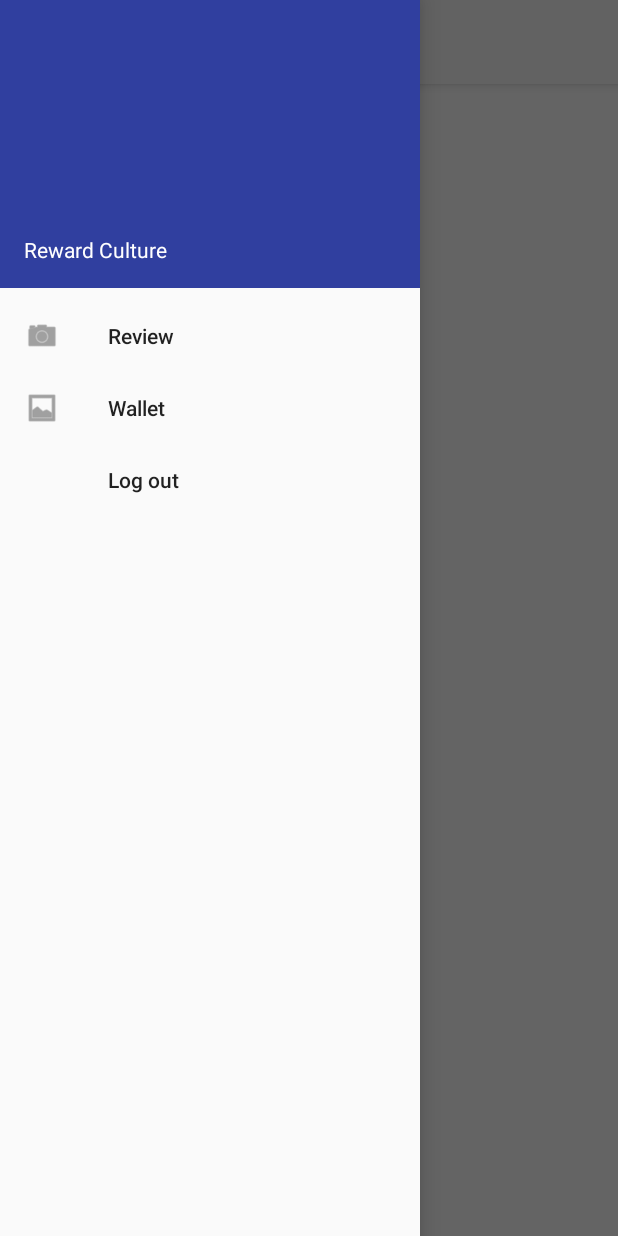
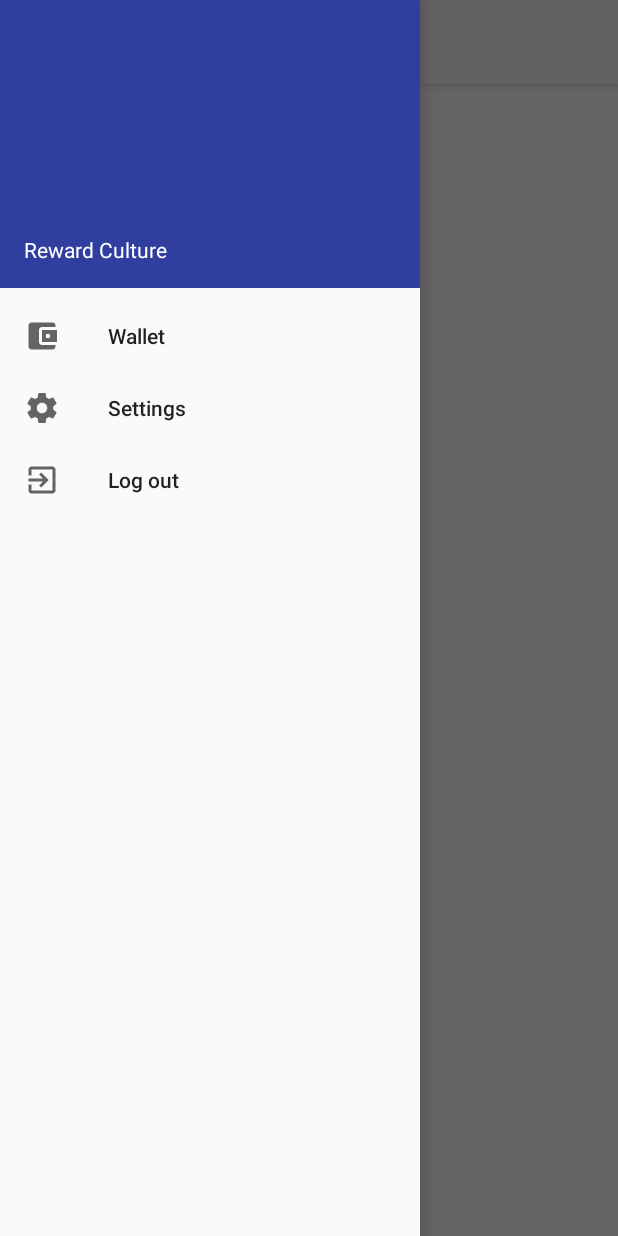
Before and after one commit to trungngv/rewardculture, an Android app: the screen it shows after launch (MainActivity), with the side drawer open, on a phone screen of 412 x 824 dp. Run offline under Robolectric (Android 15) with nearby library versions, the phone set to English and light mode, and no system bars; our stand-ins replace ButterKnife, Firebase (no records; nobody signed in at launch, a user with empty details on screens opened directly); libraries missing offline, so code that uses them is left out: com.firebase.ui, com.ost, com.ost.services; 3 statements that could not run were skipped.

Commit message:
Make navigation drawer menu real

```diff
--- /dev/null
+++ b/app/src/main/res/drawable/ic_logout.xml
@@ -0,0 +1,9 @@
+<vector xmlns:android="http://schemas.android.com/apk/res/android"
+        android:width="24dp"
+        android:height="24dp"
+        android:viewportWidth="24.0"
+        android:viewportHeight="24.0">
+    <path
+        android:fillColor="#FF000000"
+        android:pathData="M10.09,15.59L11.5,17l5,-5 -5,-5 -1.41,1.41L12.67,11H3v2h9.67l-2.58,2.59zM19,3H5c-1.11,0 -2,0.9 -2,2v4h2V5h14v14H5v-4H3v4c0,1.1 0.89,2 2,2h14c1.1,0 2,-0.9 2,-2V5c0,-1.1 -0.9,-2 -2,-2z"/>
+</vector>
--- /dev/null
+++ b/app/src/main/res/drawable/ic_settings.xml
@@ -0,0 +1,9 @@
+<vector xmlns:android="http://schemas.android.com/apk/res/android"
+        android:width="24dp"
+        android:height="24dp"
+        android:viewportWidth="24.0"
+        android:viewportHeight="24.0">
+    <path
+        android:fillColor="#FF000000"
+        android:pathData="M19.43,12.98c0.04,-0.32 0.07,-0.64 0.07,-0.98s-0.03,-0.66 -0.07,-0.98l2.11,-1.65c0.19,-0.15 0.24,-0.42 0.12,-0.64l-2,-3.46c-0.12,-0.22 -0.39,-0.3 -0.61,-0.22l-2.49,1c-0.52,-0.4 -1.08,-0.73 -1.69,-0.98l-0.38,-2.65C14.46,2.18 14.25,2 14,2h-4c-0.25,0 -0.46,0.18 -0.49,0.42l-0.38,2.65c-0.61,0.25 -1.17,0.59 -1.69,0.98l-2.49,-1c-0.23,-0.09 -0.49,0 -0.61,0.22l-2,3.46c-0.13,0.22 -0.07,0.49 0.12,0.64l2.11,1.65c-0.04,0.32 -0.07,0.65 -0.07,0.98s0.03,0.66 0.07,0.98l-2.11,1.65c-0.19,0.15 -0.24,0.42 -0.12,0.64l2,3.46c0.12,0.22 0.39,0.3 0.61,0.22l2.49,-1c0.52,0.4 1.08,0.73 1.69,0.98l0.38,2.65c0.03,0.24 0.24,0.42 0.49,0.42h4c0.25,0 0.46,-0.18 0.49,-0.42l0.38,-2.65c0.61,-0.25 1.17,-0.59 1.69,-0.98l2.49,1c0.23,0.09 0.49,0 0.61,-0.22l2,-3.46c0.12,-0.22 0.07,-0.49 -0.12,-0.64l-2.11,-1.65zM12,15.5c-1.93,0 -3.5,-1.57 -3.5,-3.5s1.57,-3.5 3.5,-3.5 3.5,1.57 3.5,3.5 -1.57,3.5 -3.5,3.5z"/>
+</vector>
--- /dev/null
+++ b/app/src/main/res/drawable/ic_wallet.xml
@@ -0,0 +1,9 @@
+<vector xmlns:android="http://schemas.android.com/apk/res/android"
+        android:width="24dp"
+        android:height="24dp"
+        android:viewportWidth="24.0"
+        android:viewportHeight="24.0">
+    <path
+        android:fillColor="#FF000000"
+        android:pathData="M21,18v1c0,1.1 -0.9,2 -2,2L5,21c-1.11,0 -2,-0.9 -2,-2L3,5c0,-1.1 0.89,-2 2,-2h14c1.1,0 2,0.9 2,2v1h-9c-1.11,0 -2,0.9 -2,2v8c0,1.1 0.89,2 2,2h9zM12,16h10L22,8L12,8v8zM16,13.5c-0.83,0 -1.5,-0.67 -1.5,-1.5s0.67,-1.5 1.5,-1.5 1.5,0.67 1.5,1.5 -0.67,1.5 -1.5,1.5z"/>
+</vector>
--- a/app/src/main/res/layout/activity_main.xml
+++ b/app/src/main/res/layout/activity_main.xml
@@ -1,34 +1,38 @@
-<?xml version="1.0" encoding="utf-8"?>
-<!-- Use DrawerLayout as root container for activity -->
+<?xml version="1.0" encoding="utf-8"?><!-- Use DrawerLayout as root container for activity -->
 <android.support.v4.widget.DrawerLayout xmlns:android="http://schemas.android.com/apk/res/android"
-	xmlns:app="http://schemas.android.com/apk/res-auto"
-	android:id="@+id/drawer_layout"
-	android:layout_width="match_parent"
-	android:layout_height="match_parent"
-	android:fitsSystemWindows="true">
+    xmlns:app="http://schemas.android.com/apk/res-auto"
+    android:id="@+id/drawer_layout"
+    android:layout_width="match_parent"
+    android:layout_height="match_parent"
+    android:fitsSystemWindows="true">
 
-    <FrameLayout
+    <android.support.constraint.ConstraintLayout
         android:id="@+id/content_frame"
         android:layout_width="match_parent"
         android:layout_height="match_parent">
 
         <android.support.v7.widget.Toolbar
             android:id="@+id/toolbar"
-            android:layout_width="match_parent"
+            android:layout_width="0dp"
             android:layout_height="?android:actionBarSize"
             android:background="?android:colorPrimary"
             android:elevation="4dp"
             android:theme="@style/ThemeOverlay.AppCompat.ActionBar"
-            app:popupTheme="@style/ThemeOverlay.AppCompat.Light"/>
+            app:layout_constraintEnd_toEndOf="parent"
+            app:layout_constraintStart_toStartOf="parent"
+            app:popupTheme="@style/ThemeOverlay.AppCompat.Light" />
 
         <!-- Layout to contain contents of main body of screen (drawer will slide over this) -->
         <ListView xmlns:android="http://schemas.android.com/apk/res/android"
             android:id="@+id/listview"
-            android:layout_width="match_parent"
-            android:layout_height="match_parent"
+            android:layout_width="0dp"
+            android:layout_height="0dp"
             android:gravity="center"
-            />
-    </FrameLayout>
+            app:layout_constraintBottom_toBottomOf="parent"
+            app:layout_constraintEnd_toEndOf="parent"
+            app:layout_constraintStart_toStartOf="parent"
+            app:layout_constraintTop_toBottomOf="@+id/toolbar" />
+    </android.support.constraint.ConstraintLayout>
 
     <!-- Container for contents of drawer - use NavigationView to make configuration easier -->
     <android.support.design.widget.NavigationView
@@ -37,7 +41,7 @@
         android:layout_height="match_parent"
         android:layout_gravity="start"
         android:fitsSystemWindows="true"
-        app:menu="@menu/drawer_view"
-        app:headerLayout="@layout/nav_header"/>
+        app:headerLayout="@layout/nav_header"
+        app:menu="@menu/drawer_view" />
 
 </android.support.v4.widget.DrawerLayout>
--- a/app/src/main/res/menu/drawer_view.xml
+++ b/app/src/main/res/menu/drawer_view.xml
@@ -4,17 +4,18 @@
     android:layout_height="match_parent">
     <group android:checkableBehavior="single">
         <item
-            android:id="@+id/nav_review"
-            android:icon="@android:drawable/ic_menu_camera"
-            android:title="@string/review" />
-
-        <item
             android:id="@+id/nav_wallet"
-            android:icon="@android:drawable/ic_menu_gallery"
+            android:icon="@drawable/ic_wallet"
             android:title="@string/wallet" />
 
         <item
+            android:id="@+id/nav_settings"
+            android:icon="@drawable/ic_settings"
+            android:title="@string/settings" />
+
+        <item
             android:id="@+id/nav_logout"
+            android:icon="@drawable/ic_logout"
             android:title="@string/logout" />
 
     </group>
--- a/app/src/main/res/values/strings.xml
+++ b/app/src/main/res/values/strings.xml
@@ -85,4 +85,5 @@
     <string name="hint_message">Say something…</string>
     <string name="wallet">Wallet</string>
     <string name="logout">Log out</string>
+    <string name="settings">Settings</string>
 </resources>
```
Also changed, not shown: app/src/main/java/com/rewardculture/view/MainActivity.java (+47 -24 lines).
